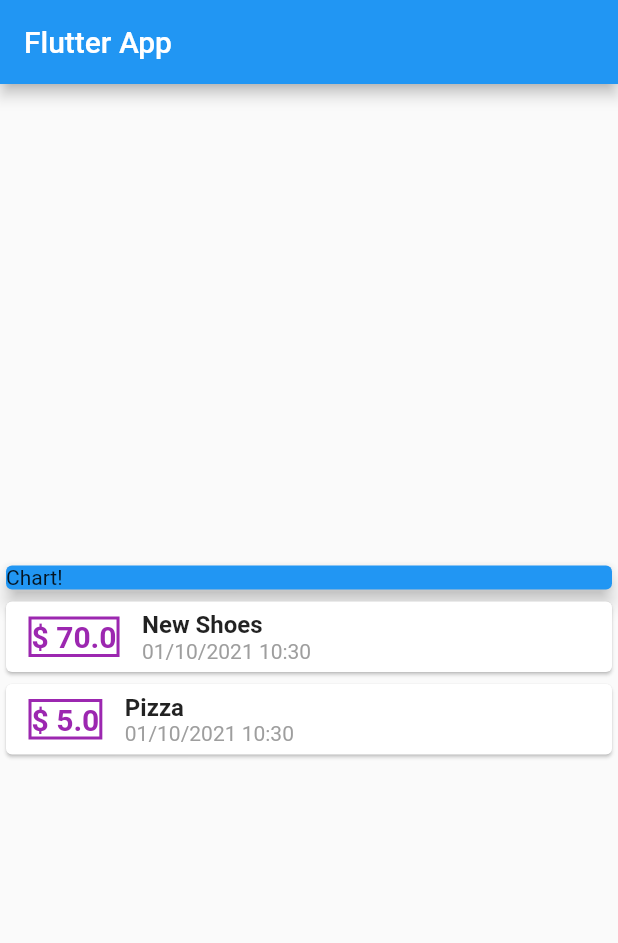
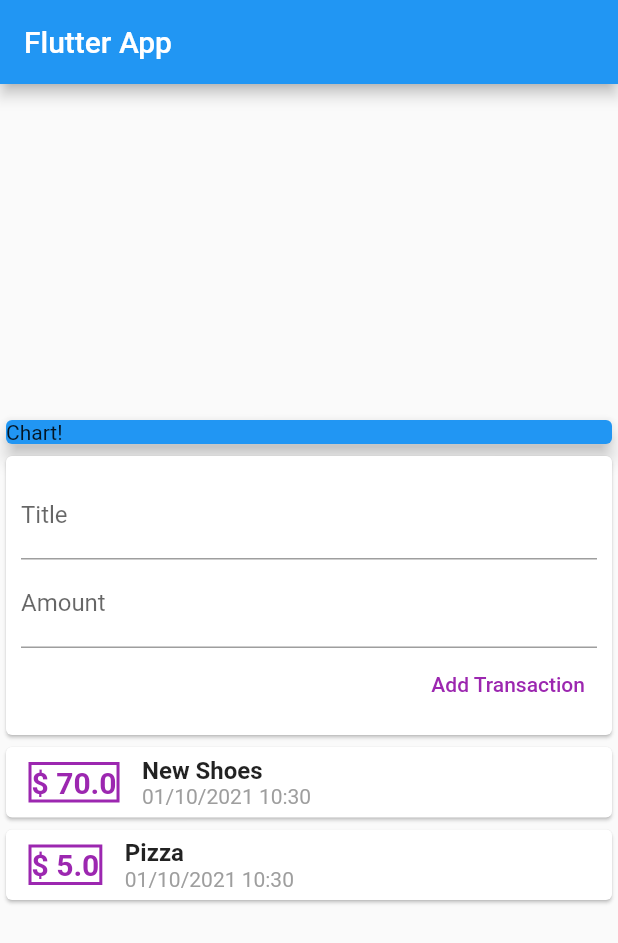
Before and after one commit to BrunoCodeman/flutter_course_expenses_app, a Flutter app: the screen it shows after launch, on a phone screen of 412 x 824 dp. Shown: the top 943 px of the screen. Run offline on Flutter 3.47's test engine with Material 2 defaults, Android fonts, the phone set to English and light mode, and no system bars; statements that could not run were skipped.

Commit message:
up to class 85

```diff
--- a/lib/main.dart
+++ b/lib/main.dart
@@ -29,6 +29,8 @@ class MyHomePage extends StatelessWidget {
       date: DateTime.now(),
     ),
   ];
+  final titleController = TextEditingController();
+  final amountController = TextEditingController();
   @override
   Widget build(BuildContext context) {
     return Scaffold(
@@ -44,6 +46,31 @@ class MyHomePage extends StatelessWidget {
               color: Colors.blue,
               child: Text('Chart!'),
               elevation: 5,
+            ),
+          ),
+          Card(
+            child: Container(
+              padding: EdgeInsets.all(10),
+              child: Column(
+                crossAxisAlignment: CrossAxisAlignment.end,
+                children: [
+                  TextField(
+                    decoration: InputDecoration(labelText: "Title"),
+                    controller: titleController,
+                  ),
+                  TextField(
+                    decoration: InputDecoration(labelText: "Amount"),
+                    controller: amountController,
+                  ),
+                  TextButton(
+                    onPressed: () {print(titleController.text)},
+                    child: Text(
+                      'Add Transaction',
+                      style: TextStyle(color: Colors.purple),
+                    ),
+                  )
+                ],
+              ),
             ),
           ),
           Column(
```
